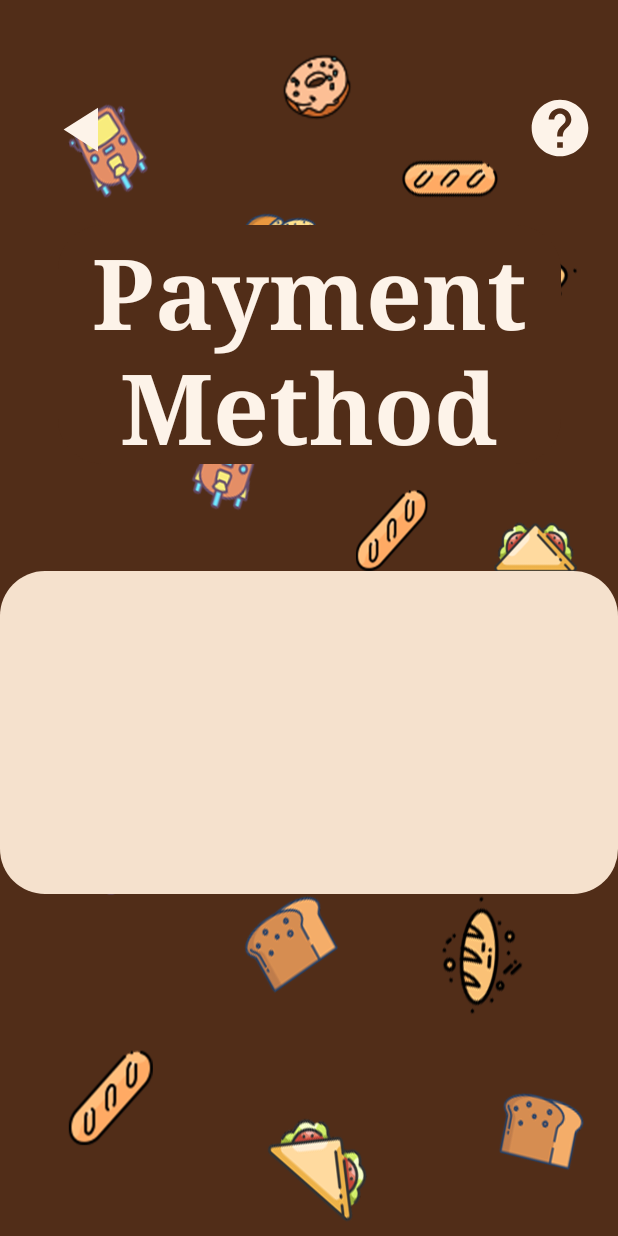
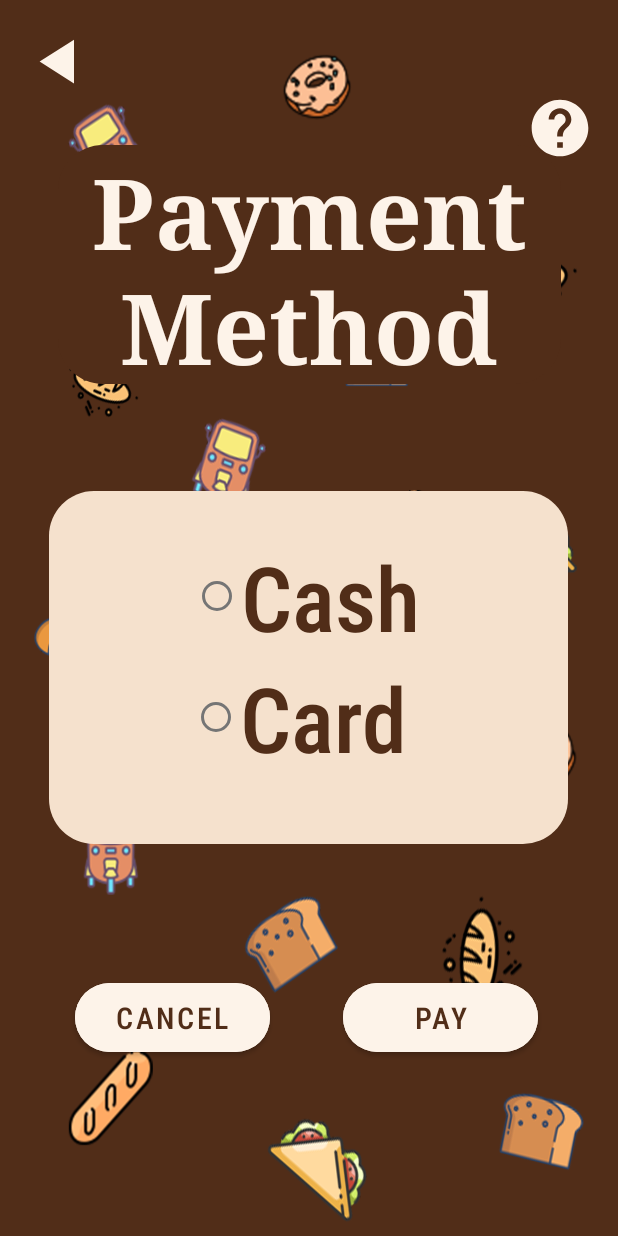
Before and after one commit to Nikila99gimhan/MAD-assignment, an Android app: the layout payment.xml on its own in the app's theme, with its tools: preview values and no code run, on a phone screen of 412 x 824 dp. Run offline under Robolectric (Android 15) with nearby library versions, the phone set to English and light mode, and no system bars.

Commit message:
payment interface

```diff
--- a/app/src/main/AndroidManifest.xml
+++ b/app/src/main/AndroidManifest.xml
@@ -11,6 +11,9 @@
         android:roundIcon="@mipmap/ic_launcher_round"
         android:supportsRtl="true"
         android:theme="@style/Theme.ChoonPaan">
+        <activity
+            android:name=".Payment_Form"
+            android:exported="false" />
         <activity
             android:name=".RegistrationActivity"
             android:exported="false" />
--- a/app/src/main/java/com/example/choonpaan/NewNotificationActivity.kt
+++ b/app/src/main/java/com/example/choonpaan/Payment_Form.kt
@@ -3,9 +3,9 @@ package com.example.choonpaan
 import androidx.appcompat.app.AppCompatActivity
 import android.os.Bundle
 
-class NewNotificationActivity : AppCompatActivity() {
+class Payment_Form : AppCompatActivity() {
     override fun onCreate(savedInstanceState: Bundle?) {
         super.onCreate(savedInstanceState)
-        setContentView(R.layout.activity_new_notification)
+        setContentView(R.layout.activity_payment_form)
     }
 }
--- a/app/src/main/res/layout/payment.xml
+++ b/app/src/main/res/layout/payment.xml
@@ -18,10 +18,10 @@
         android:scaleX="-1"
         app:layout_constraintBottom_toBottomOf="parent"
         app:layout_constraintEnd_toStartOf="@+id/button2"
-        app:layout_constraintHorizontal_bias="0.107"
+        app:layout_constraintHorizontal_bias="0.053"
         app:layout_constraintStart_toStartOf="parent"
         app:layout_constraintTop_toTopOf="parent"
-        app:layout_constraintVertical_bias="0.491"
+        app:layout_constraintVertical_bias="0.0"
         tools:ignore="SpeakableTextPresentCheck" />
 
     <Button
@@ -42,8 +42,6 @@
         android:id="@+id/textView"
         android:layout_width="335dp"
         android:layout_height="159dp"
-        android:layout_marginTop="30dp"
-        android:layout_marginBottom="63dp"
         android:background="@drawable/dark_background"
         android:fontFamily="serif"
         android:text="Payment Method"
@@ -52,21 +50,93 @@
         android:textSize="65sp"
         android:textStyle="bold"
         android:visibility="visible"
-        app:layout_constraintBottom_toTopOf="@+id/textView2"
+        app:layout_constraintBottom_toBottomOf="parent"
         app:layout_constraintEnd_toEndOf="parent"
-        app:layout_constraintHorizontal_bias="0.503"
         app:layout_constraintStart_toStartOf="parent"
-        app:layout_constraintTop_toBottomOf="@+id/backbutton1" />
+        app:layout_constraintTop_toTopOf="parent"
+        app:layout_constraintVertical_bias="0.145" />
 
     <TextView
         android:id="@+id/textView2"
-        android:layout_width="match_parent"
-        android:layout_height="215dp"
-        android:layout_marginBottom="228dp"
+        android:layout_width="346dp"
+        android:layout_height="235dp"
+
         android:background="@drawable/light_backgroud"
-
         app:layout_constraintBottom_toBottomOf="parent"
         app:layout_constraintEnd_toEndOf="parent"
-        app:layout_constraintHorizontal_bias="0.0"
-        app:layout_constraintStart_toStartOf="parent" />
+        app:layout_constraintHorizontal_bias="0.492"
+        app:layout_constraintStart_toStartOf="parent"
+        app:layout_constraintTop_toBottomOf="@+id/textView"
+        app:layout_constraintVertical_bias="0.215" />
+
+    <RadioButton
+        android:id="@+id/radioButton1"
+        android:layout_width="wrap_content"
+        android:layout_height="wrap_content"
+        android:fontFamily="sans-serif-condensed-light"
+        android:text="Cash"
+        android:textColor="#512D18"
+        android:textSize="60sp"
+        android:textStyle="bold"
+        app:layout_constraintBottom_toTopOf="@+id/radioButton2"
+        app:layout_constraintEnd_toEndOf="@+id/textView2"
+        app:layout_constraintHorizontal_bias="0.494"
+        app:layout_constraintStart_toStartOf="@+id/textView2"
+        app:layout_constraintTop_toTopOf="@+id/textView2"
+        app:layout_constraintVertical_bias="1.0" />
+
+    <RadioButton
+        android:id="@+id/radioButton2"
+        android:layout_width="wrap_content"
+        android:layout_height="wrap_content"
+        android:layout_marginEnd="140dp"
+        android:fontFamily="sans-serif-condensed-light"
+        android:text="Card"
+        android:textColor="#512D18"
+        android:textSize="60sp"
+        android:textStyle="bold"
+        app:layout_constraintBottom_toBottomOf="@+id/textView2"
+        app:layout_constraintEnd_toEndOf="parent"
+        app:layout_constraintHorizontal_bias="1.0"
+        app:layout_constraintStart_toStartOf="@+id/textView2"
+        app:layout_constraintTop_toTopOf="@+id/textView2"
+        app:layout_constraintVertical_bias="0.716" />
+
+    <Button
+        android:id="@+id/button5"
+        android:layout_width="130dp"
+        android:layout_height="58dp"
+        android:backgroundTint="#FDF3E9"
+        android:fontFamily="sans-serif-condensed-medium"
+        android:text="Cancel"
+        android:textColor="#512D18"
+        android:textSize="20sp"
+        android:visibility="visible"
+        app:cornerRadius="40dp"
+        app:layout_constraintBottom_toBottomOf="parent"
+        app:layout_constraintEnd_toEndOf="parent"
+        app:layout_constraintHorizontal_bias="0.177"
+        app:layout_constraintStart_toStartOf="parent"
+        app:layout_constraintTop_toBottomOf="@+id/textView2"
+        app:layout_constraintVertical_bias="0.427"
+        app:rippleColor="#512D18" />
+
+    <Button
+        android:id="@+id/button4"
+        android:layout_width="130dp"
+        android:layout_height="58dp"
+        android:backgroundTint="#FDF3E9"
+        android:fontFamily="sans-serif-condensed-medium"
+        android:text="Pay"
+        android:textColor="#512D18"
+        android:textSize="20sp"
+        android:visibility="visible"
+        app:cornerRadius="40dp"
+        app:layout_constraintBottom_toBottomOf="parent"
+        app:layout_constraintEnd_toEndOf="parent"
+        app:layout_constraintHorizontal_bias="0.475"
+        app:layout_constraintStart_toEndOf="@+id/button5"
+        app:layout_constraintTop_toBottomOf="@+id/textView2"
+        app:layout_constraintVertical_bias="0.427"
+        app:rippleColor="#512D18" />
 </androidx.constraintlayout.widget.ConstraintLayout>
```
Also changed, not shown: app/src/main/java/com/example/choonpaan/Payment.kt (added, +25 -0 lines), app/src/main/res/layout/activity_new_notification.xml (deleted, +0 -54 lines), app/src/main/res/layout/activity_payment_form.xml (added, +25 -0 lines).
